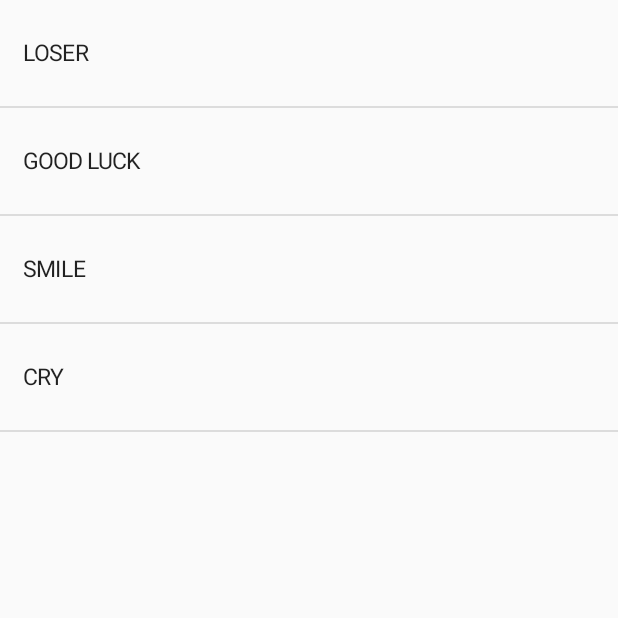
After one commit to rafellk/Jokenpo-Android, an Android app: the TauntListActivity screen opened directly, with no data from a screen before it, on a phone screen of 412 x 824 dp, the top half of it. The commit adds this screen. Run offline under Robolectric (Android 15) with nearby library versions, the phone set to English and light mode, and no system bars.

Commit message:
Added taunt feature to the game

```diff
--- a/android/Jokenpo/app/build.gradle
+++ b/android/Jokenpo/app/build.gradle
@@ -40,4 +40,5 @@ dependencies {
 
 
 
+
 apply plugin: 'com.google.gms.google-services'
--- /dev/null
+++ b/android/Jokenpo/app/src/main/java/br/com/rlmg/jokenpo/TauntListActivity.java
@@ -0,0 +1,106 @@
+package br.com.rlmg.jokenpo;
+
+import android.content.Intent;
+import android.os.Bundle;
+import android.support.design.widget.FloatingActionButton;
+import android.support.design.widget.Snackbar;
+import android.support.v7.app.AppCompatActivity;
+import android.support.v7.widget.Toolbar;
+import android.util.Pair;
+import android.util.TypedValue;
+import android.view.LayoutInflater;
+import android.view.View;
+import android.view.ViewGroup;
+import android.widget.AdapterView;
+import android.widget.BaseAdapter;
+import android.widget.ListView;
+import android.widget.TextView;
+
+import java.util.ArrayList;
+import java.util.HashMap;
+import java.util.List;
+import java.util.Map;
+
+import br.com.rlmg.jokenpo.utils.Utils;
+
+public class TauntListActivity extends AppCompatActivity {
+
+    private ListView mListView;
+    private List<Pair<String, String>> taunts;
+
+    @Override
+    protected void onCreate(Bundle savedInstanceState) {
+        super.onCreate(savedInstanceState);
+        setContentView(R.layout.activity_taunt_list);
+
+        mListView = (ListView) findViewById(R.id.tauntListView);
+        taunts = new ArrayList<>();
+        taunts.add(new Pair<String, String>(Utils.sTAUNT_LOOSER, "LOSER"));
+        taunts.add(new Pair<String, String>(Utils.sTAUNT_GOOD_LUCK, "GOOD LUCK"));
+        taunts.add(new Pair<String, String>(Utils.sTAUNT_SMILE, "SMILE"));
+        taunts.add(new Pair<String, String>(Utils.sTAUNT_CRY, "CRY"));
+
+        mListView.setAdapter(new TauntListViewAdapter());
+
+        mListView.setOnItemClickListener(new AdapterView.OnItemClickListener() {
+            @Override
+            public void onItemClick(AdapterView<?> parent, View view, int position, long id) {
+                String taunt = taunts.get(position).first;
+
+                Intent returnIntent = new Intent();
+                returnIntent.putExtra("taunt", taunt);
+                setResult(AppCompatActivity.RESULT_OK,returnIntent);
+                finish();
+            }
+        });
+    }
+
+    static class ViewHolder {
+        TextView taunt;
+    }
+
+    private class TauntListViewAdapter extends BaseAdapter {
+        @Override
+        public int getCount() {
+            return taunts.size();
+        }
+
+        @Override
+        public Object getItem(int position) {
+            return taunts.get(position).second;
+        }
+
+        @Override
+        public long getItemId(int position) {
+            return 0;
+        }
+
+        @Override
+        public View getView(int position, View convertView, ViewGroup parent) {
+            String taunt = taunts.get(position).second;
+
+            ViewHolder holder = null;
+
+            if (convertView == null) {
+                convertView = LayoutInflater.from(TauntListActivity.this).inflate(R.layout.room_list_item, null);
+
+                holder = new ViewHolder();
+                holder.taunt = (TextView) convertView.findViewById(R.id.roomListViewItemPlayerName);
+                setTextSize(holder.taunt);
+
+                convertView.setTag(holder);
+
+            } else {
+                holder = (ViewHolder)convertView.getTag();
+            }
+
+            holder.taunt.setText(taunt);
+
+            return convertView;
+        }
+
+        private void setTextSize(TextView taunt){
+            taunt.setTextSize(TypedValue.COMPLEX_UNIT_DIP, Utils.sSTextSize);
+        }
+    }
+}
--- a/android/Jokenpo/app/src/main/java/br/com/rlmg/jokenpo/webservice/WebService.java
+++ b/android/Jokenpo/app/src/main/java/br/com/rlmg/jokenpo/webservice/WebService.java
@@ -23,8 +23,8 @@ import br.com.rlmg.jokenpo.models.GsonPlayer;
 
 public class WebService {
 
-    //private static final String sSERVER_URL = "http://10.0.2.2:3003";
-    private static final String sSERVER_URL = "http://192.168.1.2:3003";
+    private static final String sSERVER_URL = "http://10.0.2.2:3003";
+//    private static final String sSERVER_URL = "http://192.168.1.2:3003";
 
     /**
      * Constants that can be used as keys on the request results hashmap
--- /dev/null
+++ b/android/Jokenpo/app/src/main/res/layout/activity_taunt_list.xml
@@ -0,0 +1,16 @@
+<?xml version="1.0" encoding="utf-8"?>
+<LinearLayout
+    xmlns:android="http://schemas.android.com/apk/res/android"
+    xmlns:app="http://schemas.android.com/apk/res-auto"
+    android:layout_height="match_parent"
+    android:layout_width="match_parent"
+    android:fitsSystemWindows="true"
+    android:orientation="vertical">
+
+    <ListView
+        android:id="@+id/tauntListView"
+        android:layout_width="match_parent"
+        android:layout_height="match_parent"
+        android:dividerHeight="1dp"/>
+
+</LinearLayout>
--- a/android/Jokenpo/app/src/main/res/values/strings.xml
+++ b/android/Jokenpo/app/src/main/res/values/strings.xml
@@ -80,4 +80,5 @@
     <string name="settings_font_size_small">Small</string>
     <string name="settings_font_size_normal">Normal</string>
     <string name="settings_font_size_large">Large</string>
+    <string name="title_activity_taunt_list">TauntListActivity</string>
 </resources>
```
Also changed, not shown: android/Jokenpo/app/src/main/AndroidManifest.xml (+29 -20 lines), android/Jokenpo/app/src/main/java/br/com/rlmg/jokenpo/MatchActivity.java (+4 -4 lines), 1 other file.
